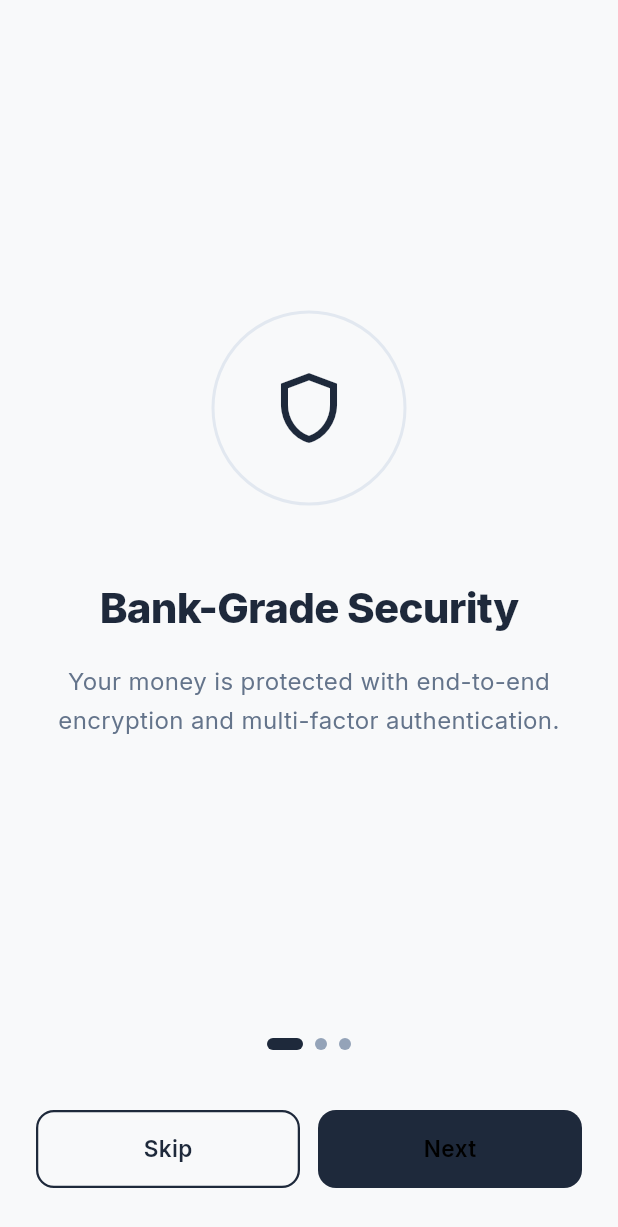
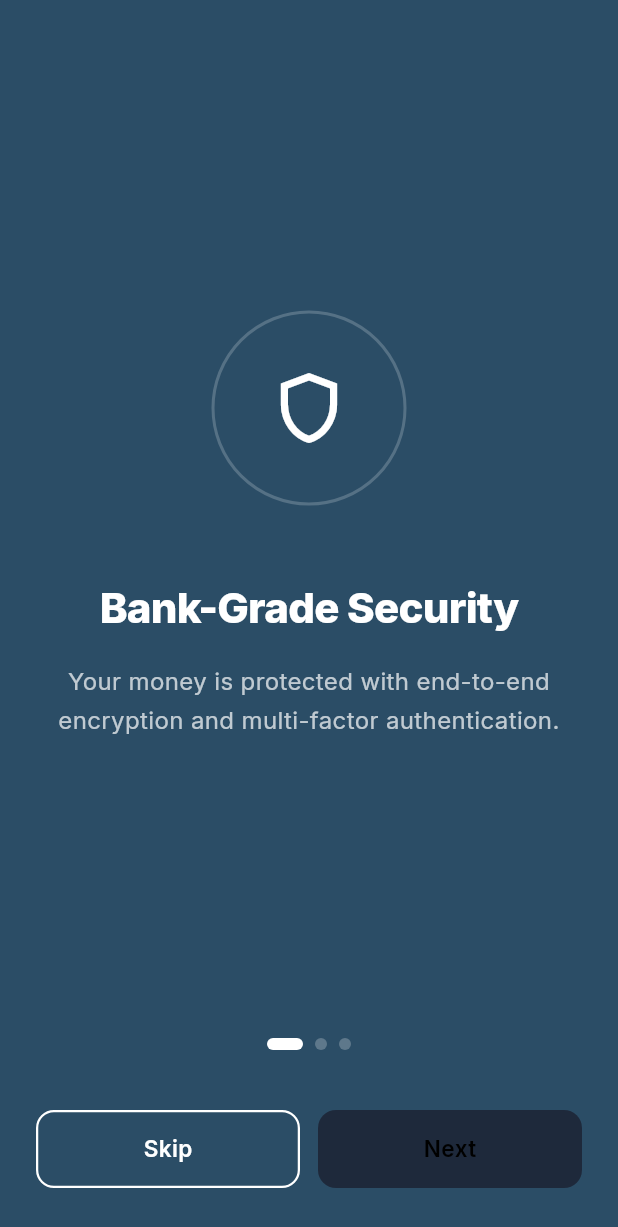
Before and after one commit to MUNYOH-JOEL-TAMON/flux_bank_app, a Flutter app: the screen it shows after launch, on a phone screen of 412 x 824 dp. Shown: the top 1227 px of the screen. Run offline on Flutter 3.47's test engine with Material 3 defaults, Android fonts, the phone set to English and light mode, and no system bars; drawn by our look-alikes of flutter_animate; our stand-ins replace cloud_firestore, firebase_auth, firebase_core, fl_chart, google_fonts, shimmer; accounts and stored records are empty; generated files the repository leaves out were written again.

Commit message:
feat: implement onboarding flow with reusable FluxButton and FluxTextField components

```diff
--- a/lib/screens/onboarding/onboarding_screen.dart
+++ b/lib/screens/onboarding/onboarding_screen.dart
@@ -68,7 +68,7 @@ class _OnboardingScreenState extends State<OnboardingScreen> {
     final isLast = _currentPage == _slides.length - 1;
 
     return Scaffold(
-      backgroundColor: AppColors.shell,
+      backgroundColor: AppColors.primary,
       body: SafeArea(
         child: Column(
           children: [
@@ -95,12 +95,12 @@ class _OnboardingScreenState extends State<OnboardingScreen> {
                           decoration: BoxDecoration(
                             shape: BoxShape.circle,
                             border: Border.all(
-                                color: AppColors.divider, width: 2),
+                                color: Colors.white.withValues(alpha: 0.2), width: 2),
                           ),
                           child: Icon(
                             slide.icon,
                             size: 56,
-                            color: AppColors.textPrimary,
+                            color: Colors.white,
                           ),
                         ).animate().scale(
                               duration: 600.ms,
@@ -111,7 +111,7 @@ class _OnboardingScreenState extends State<OnboardingScreen> {
                           slide.title,
                           textAlign: TextAlign.center,
                           style: const TextStyle(
-                            color: AppColors.textPrimary,
+                            color: Colors.white,
                             fontSize: 28,
                             fontWeight: FontWeight.w800,
                             letterSpacing: -0.5,
@@ -122,7 +122,7 @@ class _OnboardingScreenState extends State<OnboardingScreen> {
                           slide.subtitle,
                           textAlign: TextAlign.center,
                           style: const TextStyle(
-                            color: AppColors.textSecondary,
+                            color: Colors.white70,
                             fontSize: 16,
                             height: 1.6,
                           ),
@@ -146,8 +146,8 @@ class _OnboardingScreenState extends State<OnboardingScreen> {
                   height: 8,
                   decoration: BoxDecoration(
                     color: _currentPage == index
-                        ? AppColors.textPrimary
-                        : AppColors.textTertiary,
+                        ? Colors.white
+                        : Colors.white24,
                     borderRadius: BorderRadius.circular(4),
                   ),
                 ),
@@ -166,6 +166,7 @@ class _OnboardingScreenState extends State<OnboardingScreen> {
                     child: FluxButton(
                       'Skip',
                       variant: FluxButtonVariant.secondary,
+                      isDark: true,
                       onPressed: _goToLogin,
                     ),
                   ),
--- a/lib/widgets/flux_button.dart
+++ b/lib/widgets/flux_button.dart
@@ -11,6 +11,7 @@ class FluxButton extends StatefulWidget {
   final IconData? icon;
   final double? width;
   final double height;
+  final bool isDark;
 
   const FluxButton(
     this.label, {
@@ -21,6 +22,7 @@ class FluxButton extends StatefulWidget {
     this.icon,
     this.width,
     this.height = 52.0,
+    this.isDark = false,
   });
 
   @override
@@ -74,10 +76,10 @@ class _FluxButtonState extends State<FluxButton>
         fg = Colors.black;
         break;
       case FluxButtonVariant.secondary:
-        // Transparent bg, white border, white text
+        // Transparent bg, border, text
         bg = Colors.transparent;
-        fg = AppColors.textPrimary;
-        border = const BorderSide(color: AppColors.textPrimary, width: 1.5);
+        fg = widget.isDark ? Colors.white : AppColors.textPrimary;
+        border = BorderSide(color: widget.isDark ? Colors.white : AppColors.textPrimary, width: 1.5);
         break;
       case FluxButtonVariant.danger:
         // Red bg, white text
--- a/lib/widgets/flux_text_field.dart
+++ b/lib/widgets/flux_text_field.dart
@@ -18,6 +18,7 @@ class FluxTextField extends StatefulWidget {
   final int? maxLines;
   final TextInputAction? textInputAction;
   final FocusNode? focusNode;
+  final TextStyle? labelStyle;
 
   const FluxTextField({
     super.key,
@@ -36,6 +37,7 @@ class FluxTextField extends StatefulWidget {
     this.maxLines = 1,
     this.textInputAction,
     this.focusNode,
+    this.labelStyle,
   });
 
   @override
@@ -79,7 +81,7 @@ class _FluxTextFieldState extends State<FluxTextField> {
         if (widget.label != null) ...[
           Text(
             widget.label!,
-            style: const TextStyle(
+            style: widget.labelStyle ?? const TextStyle(
               color: AppColors.textSecondary,
               fontSize: 13,
               fontWeight: FontWeight.w500,
```
